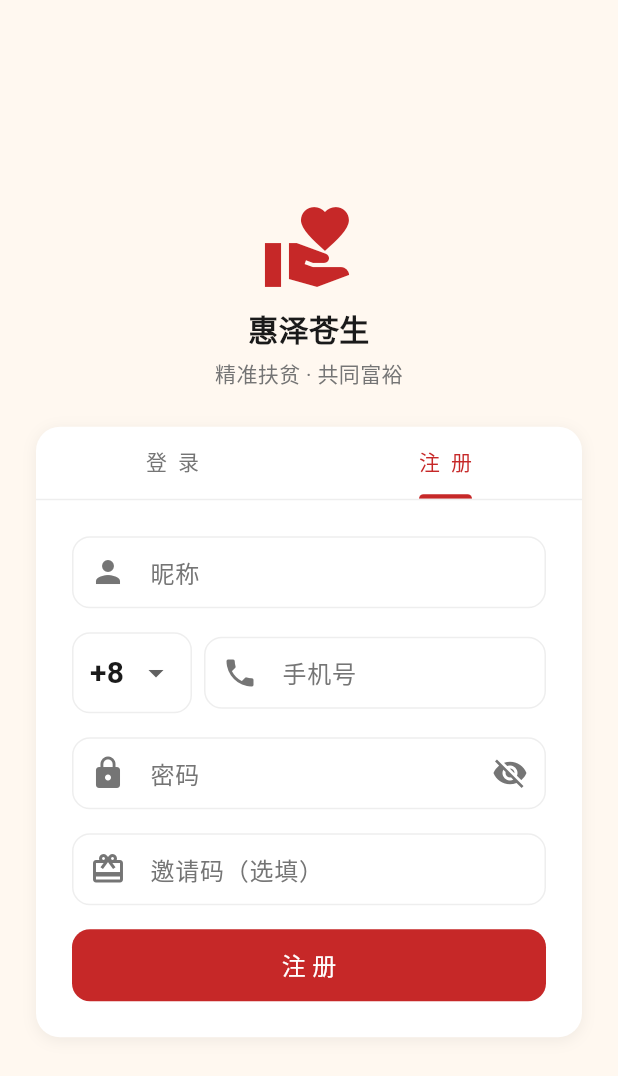
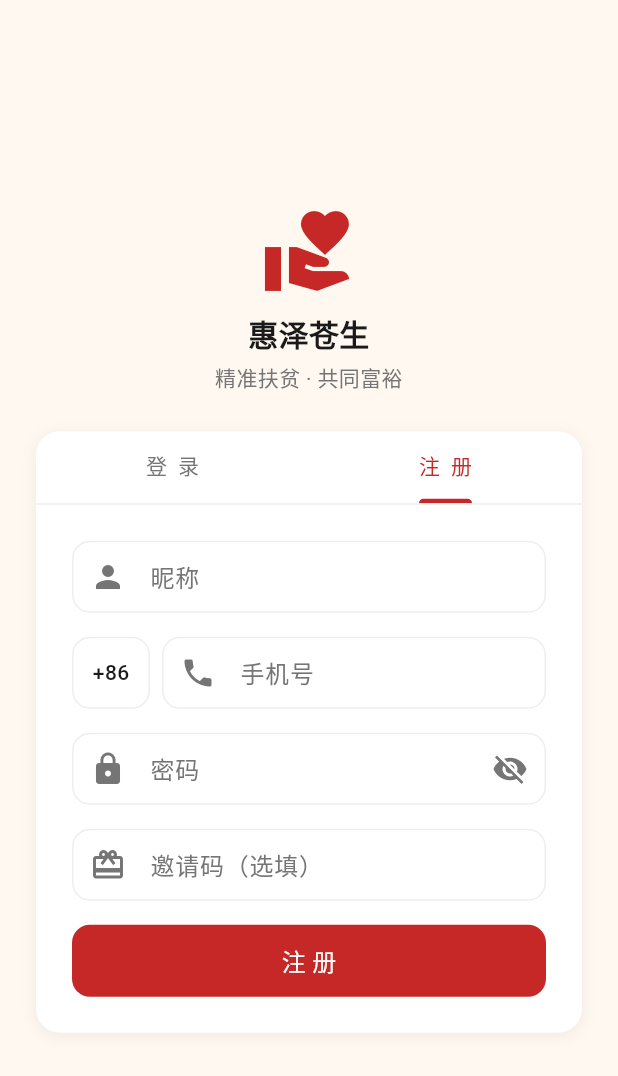
Before and after one commit to kill-money/IMCHAT, a Flutter app: the screen it shows after launch, tab 2 chosen, on a phone screen of 412 x 824 dp. Shown: the top 1076 px of the screen. Run offline on Flutter 3.47's test engine with Material 3 defaults, Android fonts, the phone set to English and light mode, and no system bars; missing offline and left inert: system_tray, window_manager; accounts and stored records are empty.

Commit message:
feat(i18n): 锁定应用为中文，移除多语言选项
- MaterialApp 添加 locale: zh_CN + flutter_localizations
  系统级组件（日期选择器、弹窗等）统一显示中文
- 移除区号下拉选择器（+1等），改为固定 +86 静态标签
  本应用仅面向国内用户，无需国际区号

Co-Authored-By: Claude Sonnet 4.6 <noreply@anthropic.com>

```diff
--- a/openim_flutter_app/lib/main.dart
+++ b/openim_flutter_app/lib/main.dart
@@ -1,6 +1,7 @@
 import 'dart:io' show Platform;
 import 'package:flutter/foundation.dart' show kIsWeb;
 import 'package:flutter/material.dart';
+import 'package:flutter_localizations/flutter_localizations.dart';
 import 'package:provider/provider.dart';
 
 import 'core/api/api_client.dart';
@@ -45,6 +46,13 @@ class OpenIMApp extends StatelessWidget {
       child: MaterialApp(
         title: '惠泽苍生',
         debugShowCheckedModeBanner: false,
+        locale: const Locale('zh', 'CN'),
+        supportedLocales: const [Locale('zh', 'CN')],
+        localizationsDelegates: const [
+          GlobalMaterialLocalizations.delegate,
+          GlobalWidgetsLocalizations.delegate,
+          GlobalCupertinoLocalizations.delegate,
+        ],
         theme: AppTheme.lightTheme,
         darkTheme: AppTheme.darkTheme,
         themeMode: ThemeMode.light,
--- a/openim_flutter_app/lib/shared/pages/auth_page.dart
+++ b/openim_flutter_app/lib/shared/pages/auth_page.dart
@@ -27,7 +27,7 @@ class _AuthPageState extends State<AuthPage>
   final _regPassCtrl = TextEditingController();
   final _regInviteCtrl = TextEditingController();
 
-  String _areaCode = '+86';
+  final String _areaCode = '+86';
   bool _loginObscure = true;
   bool _regObscure = true;
 
@@ -104,20 +104,17 @@ class _AuthPageState extends State<AuthPage>
     }
   }
 
-  Widget _areaDropdown() => SizedBox(
-        width: 80,
-        child: DropdownButtonFormField<String>(
-          value: _areaCode,
-          isExpanded: true,
-          decoration: const InputDecoration(
-            isDense: true,
-            contentPadding: EdgeInsets.symmetric(horizontal: 8, vertical: 12),
-          ),
-          items: const [
-            DropdownMenuItem(value: '+86', child: Text('+86')),
-            DropdownMenuItem(value: '+1', child: Text('+1')),
-          ],
-          onChanged: (v) => setState(() => _areaCode = v!),
+  Widget _areaCodeLabel() => Container(
+        width: 52,
+        height: 48,
+        alignment: Alignment.center,
+        decoration: BoxDecoration(
+          border: Border.all(color: const Color(0xFFEEEEEE)),
+          borderRadius: BorderRadius.circular(12),
+        ),
+        child: const Text(
+          '+86',
+          style: TextStyle(fontSize: 14, fontWeight: FontWeight.w500),
         ),
       );
 
@@ -148,7 +145,7 @@ class _AuthPageState extends State<AuthPage>
         crossAxisAlignment: CrossAxisAlignment.stretch,
         children: [
           Row(children: [
-            _areaDropdown(),
+            _areaCodeLabel(),
             const SizedBox(width: AppSpacing.sm),
             Expanded(
               child: TextField(
@@ -195,7 +192,7 @@ class _AuthPageState extends State<AuthPage>
           ),
           const SizedBox(height: AppSpacing.lg),
           Row(children: [
-            _areaDropdown(),
+            _areaCodeLabel(),
             const SizedBox(width: AppSpacing.sm),
             Expanded(
               child: TextField(
--- a/openim_flutter_app/pubspec.yaml
+++ b/openim_flutter_app/pubspec.yaml
@@ -38,6 +38,8 @@ dependencies:
   provider: ^6.1.0
   window_manager: ^0.4.0
   system_tray: ^2.0.3
+  flutter_localizations:
+    sdk: flutter
 
 dev_dependencies:
   flutter_test:
```
Also changed, not shown: openim_flutter_app/pubspec.lock.
